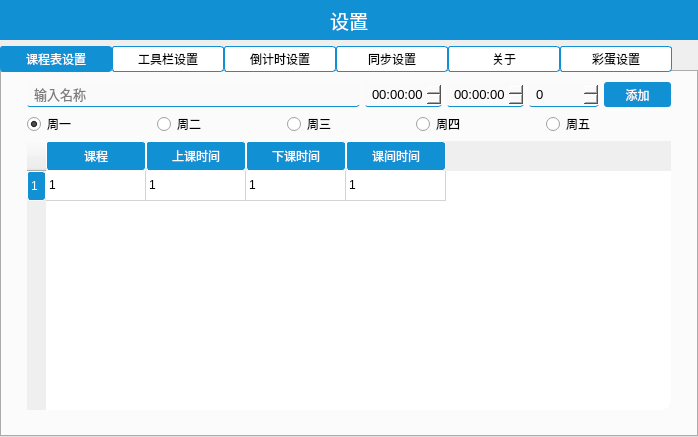
First picture: the form in ui/tableeditwidget.ui, repository Aero80wd/SchoolTools, before the edit.
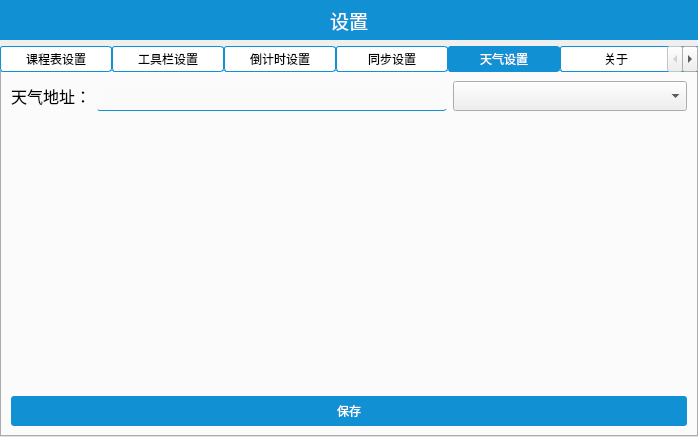
Second picture: the form after the edit. The open tabs and pages were chosen to show the change. Icons and pictures are not drawn. Custom widgets are drawn as their Qt base class.

```diff
--- a/ui/tableeditwidget.ui
+++ b/ui/tableeditwidget.ui
@@ -1117,6 +1117,105 @@
        </item>
       </layout>
      </widget>
+     <widget class="QWidget" name="tab_7">
+      <attribute name="title">
+       <string>天气设置</string>
+      </attribute>
+      <layout class="QVBoxLayout" name="verticalLayout_8" stretch="1,3,2">
+       <item>
+        <layout class="QHBoxLayout" name="horizontalLayout_16" stretch="0,3,2">
+         <item>
+          <widget class="QLabel" name="label_15">
+           <property name="font">
+            <font>
+             <pointsize>12</pointsize>
+            </font>
+           </property>
+           <property name="text">
+            <string>天气地址：</string>
+           </property>
+          </widget>
+         </item>
+         <item>
+          <widget class="QLineEdit" name="weather_localtion_edit">
+           <property name="minimumSize">
+            <size>
+             <width>0</width>
+             <height>30</height>
+            </size>
+           </property>
+           <property name="styleSheet">
+            <string notr="true">QLineEdit{
+
+border-bottom: 1px solid #1191d3;; /* 边框宽度为1px，颜色为#A0A0A0 */
+	border-radius: 3px; /* 边框圆角 */
+	padding-left: 5px; /* 文本距离左边界有5px */
+	background-color: #FAFAFA; /* 背景颜色 */
+	color: #000000; /* 文本颜色 */
+	selection-background-color: #1191d3; /* 选中文本的背景颜色 */
+	selection-color: #F2F2F2; /* 选中文本的颜色 */
+	font-family: &quot;Microsoft YaHei&quot;; /* 文本字体族 */
+	font-size: 10pt; /* 文本字体大小 */
+}
+QLineEdit:hover,QLineEdit:editble{
+border-bottom: 1px solid rgb(255, 58, 58);
+}</string>
+           </property>
+          </widget>
+         </item>
+         <item>
+          <widget class="QComboBox" name="weather_localtion_select">
+           <property name="minimumSize">
+            <size>
+             <width>0</width>
+             <height>30</height>
+            </size>
+           </property>
+          </widget>
+         </item>
+        </layout>
+       </item>
+       <item>
+        <spacer name="horizontalSpacer_3">
+         <property name="orientation">
+          <enum>Qt::Orientation::Horizontal</enum>
+         </property>
+         <property name="sizeHint" stdset="0">
+          <size>
+           <width>40</width>
+           <height>20</height>
+          </size>
+         </property>
+        </spacer>
+       </item>
+       <item>
+        <widget class="QPushButton" name="save_weather_localtion">
+         <property name="minimumSize">
+          <size>
+           <width>0</width>
+           <height>30</height>
+          </size>
+         </property>
+         <property name="styleSheet">
+          <string notr="true">QPushButton{
+	border-radius: 3px; /* 边框圆角 */
+	color:#ffffff;
+	background-color: #1191d3; /* 背景颜色 */
+	padding:3px;
+
+}
+QPushButton:hover{
+background:rgb(11, 96, 139);
+}
+</string>
+         </property>
+         <property name="text">
+          <string>保存</string>
+         </property>
+        </widget>
+       </item>
+      </layout>
+     </widget>
      <widget class="QWidget" name="tab_2">
       <attribute name="title">
        <string>关于</string>
```
